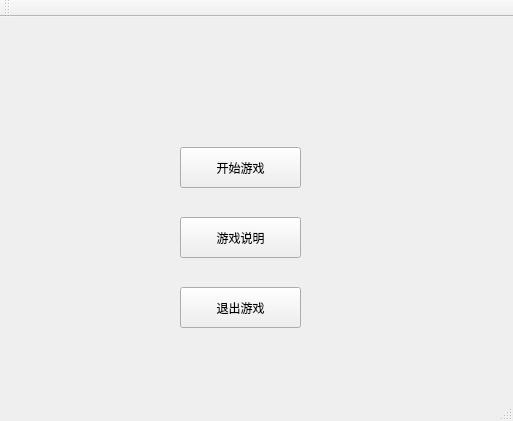
First picture: the form in mainwindow.ui, repository blacksheepwoll/pet, before the edit.
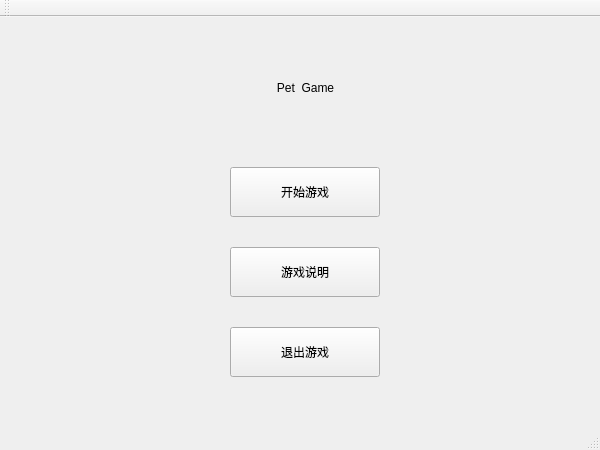
Second picture: the form after the edit.

Diff of the .ui file:
```diff
--- a/mainwindow.ui
+++ b/mainwindow.ui
@@ -6,8 +6,8 @@
    <rect>
     <x>0</x>
     <y>0</y>
-    <width>513</width>
-    <height>421</height>
+    <width>600</width>
+    <height>450</height>
    </rect>
   </property>
   <property name="windowTitle">
@@ -17,10 +17,10 @@
    <widget class="QPushButton" name="pushButton">
     <property name="geometry">
      <rect>
-      <x>180</x>
-      <y>130</y>
-      <width>121</width>
-      <height>41</height>
+      <x>230</x>
+      <y>150</y>
+      <width>150</width>
+      <height>50</height>
      </rect>
     </property>
     <property name="text">
@@ -30,10 +30,10 @@
    <widget class="QPushButton" name="pushButton_2">
     <property name="geometry">
      <rect>
-      <x>180</x>
-      <y>200</y>
-      <width>121</width>
-      <height>41</height>
+      <x>230</x>
+      <y>230</y>
+      <width>150</width>
+      <height>50</height>
      </rect>
     </property>
     <property name="text">
@@ -43,16 +43,35 @@
    <widget class="QPushButton" name="pushButton_3">
     <property name="geometry">
      <rect>
-      <x>180</x>
-      <y>270</y>
-      <width>121</width>
-      <height>41</height>
+      <x>230</x>
+      <y>310</y>
+      <width>150</width>
+      <height>50</height>
      </rect>
     </property>
     <property name="text">
      <string>退出游戏</string>
     </property>
    </widget>
+   <widget class="QLabel" name="label">
+    <property name="geometry">
+     <rect>
+      <x>130</x>
+      <y>40</y>
+      <width>351</width>
+      <height>61</height>
+     </rect>
+    </property>
+    <property name="text">
+     <string>Pet  Game</string>
+    </property>
+    <property name="textFormat">
+     <enum>Qt::AutoText</enum>
+    </property>
+    <property name="alignment">
+     <set>Qt::AlignCenter</set>
+    </property>
+   </widget>
   </widget>
   <widget class="QMenuBar" name="menuBar">
    <property name="geometry">
```
Left out of the diff: 2 changed lines with no effect on the pictures.
